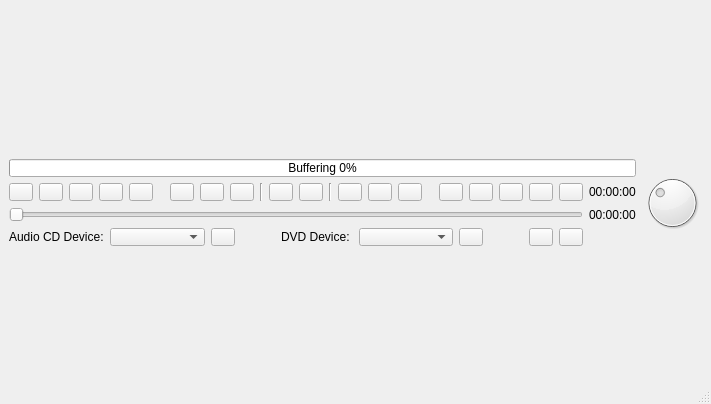
Above: code/playerctl/ui/playerctl.ui from andrew-bibb/mbmp before the change. Below: the same form after it.
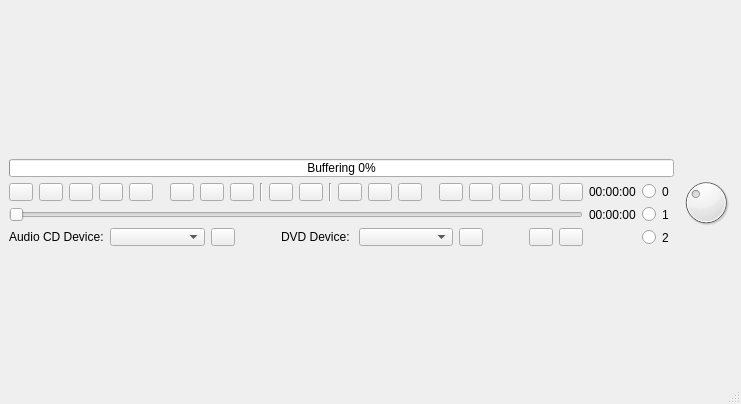
That is the form after the change. Icons and pictures are not drawn.

Commit message: added radiobuttons to control stacked widget

What changed in the file:
```diff
--- a/code/playerctl/ui/playerctl.ui
+++ b/code/playerctl/ui/playerctl.ui
@@ -6,7 +6,7 @@
    <rect>
     <x>0</x>
     <y>0</y>
-    <width>711</width>
+    <width>741</width>
     <height>404</height>
    </rect>
   </property>
@@ -327,20 +327,7 @@
         </item>
        </layout>
       </item>
-      <item row="0" column="0" colspan="2">
-       <widget class="QProgressBar" name="progressBar_buffering">
-        <property name="toolTip">
-         <string>&lt;html&gt;&lt;head/&gt;&lt;body&gt;&lt;p&gt;Stream buffering percentage&lt;/p&gt;&lt;/body&gt;&lt;/html&gt;</string>
-        </property>
-        <property name="value">
-         <number>0</number>
-        </property>
-        <property name="format">
-         <string>Buffering %p%</string>
-        </property>
-       </widget>
-      </item>
-      <item row="0" column="2" rowspan="4">
+      <item row="0" column="3" rowspan="4">
        <widget class="QDial" name="dial_volume">
         <property name="enabled">
          <bool>true</bool>
@@ -389,6 +376,47 @@
         </property>
        </widget>
       </item>
+      <item row="0" column="0" colspan="3">
+       <widget class="QProgressBar" name="progressBar_buffering">
+        <property name="toolTip">
+         <string>&lt;html&gt;&lt;head/&gt;&lt;body&gt;&lt;p&gt;Stream buffering percentage&lt;/p&gt;&lt;/body&gt;&lt;/html&gt;</string>
+        </property>
+        <property name="value">
+         <number>0</number>
+        </property>
+        <property name="format">
+         <string>Buffering %p%</string>
+        </property>
+       </widget>
+      </item>
+      <item row="1" column="2" rowspan="3">
+       <layout class="QVBoxLayout" name="verticalLayout_2">
+        <item>
+         <widget class="QRadioButton" name="radioButton_video">
+          <property name="text">
+           <string>0</string>
+          </property>
+          <property name="autoRepeat">
+           <bool>false</bool>
+          </property>
+         </widget>
+        </item>
+        <item>
+         <widget class="QRadioButton" name="radioButton_playlist">
+          <property name="text">
+           <string>1</string>
+          </property>
+         </widget>
+        </item>
+        <item>
+         <widget class="QRadioButton" name="radioButton_albumart">
+          <property name="text">
+           <string>2</string>
+          </property>
+         </widget>
+        </item>
+       </layout>
+      </item>
      </layout>
     </widget>
    </item>
```
Left out of the diff: 8 changed lines with no effect on the pictures. The commit also changes 3 other files.
